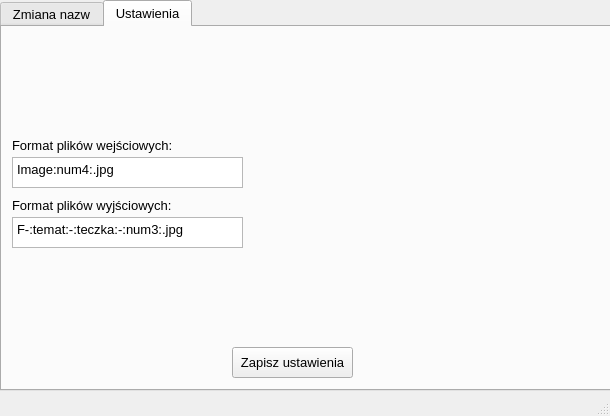
Old version of the form mainwindow.ui in the repository etheral666/QTRename.
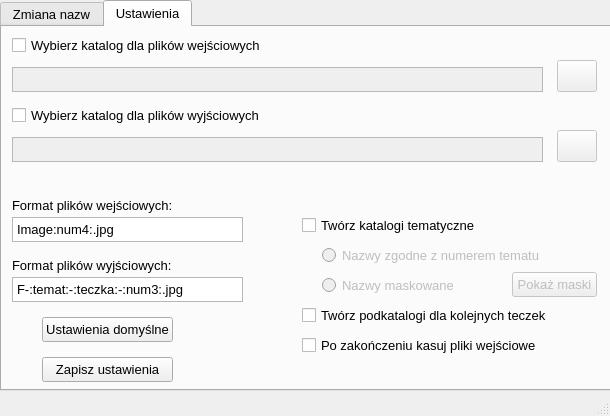
New version of the form. The open tabs and pages were chosen to show the change. Icons and pictures are not drawn.

The edit to the form file:
```diff
--- a/mainwindow.ui
+++ b/mainwindow.ui
@@ -357,7 +357,7 @@
       <property name="geometry">
        <rect>
         <x>10</x>
-        <y>170</y>
+        <y>230</y>
         <width>201</width>
         <height>16</height>
        </rect>
@@ -370,7 +370,7 @@
       <property name="geometry">
        <rect>
         <x>10</x>
-        <y>110</y>
+        <y>170</y>
         <width>201</width>
         <height>16</height>
        </rect>
@@ -383,9 +383,9 @@
       <property name="geometry">
        <rect>
         <x>10</x>
-        <y>190</y>
+        <y>250</y>
         <width>231</width>
-        <height>31</height>
+        <height>25</height>
        </rect>
       </property>
       <property name="verticalScrollBarPolicy">
@@ -397,6 +397,9 @@
       <property name="tabChangesFocus">
        <bool>true</bool>
       </property>
+      <property name="lineWrapMode">
+       <enum>QTextEdit::NoWrap</enum>
+      </property>
       <property name="lineWrapColumnOrWidth">
        <number>0</number>
       </property>
@@ -412,9 +415,9 @@
       <property name="geometry">
        <rect>
         <x>10</x>
-        <y>130</y>
+        <y>190</y>
         <width>231</width>
-        <height>31</height>
+        <height>25</height>
        </rect>
       </property>
       <property name="frameShape">
@@ -438,6 +441,9 @@
       <property name="tabChangesFocus">
        <bool>true</bool>
       </property>
+      <property name="lineWrapMode">
+       <enum>QTextEdit::NoWrap</enum>
+      </property>
       <property name="lineWrapColumnOrWidth">
        <number>0</number>
       </property>
@@ -452,16 +458,253 @@
      <widget class="QPushButton" name="saveSettingsButton">
       <property name="geometry">
        <rect>
-        <x>230</x>
-        <y>320</y>
-        <width>121</width>
-        <height>31</height>
+        <x>40</x>
+        <y>330</y>
+        <width>131</width>
+        <height>25</height>
        </rect>
       </property>
       <property name="text">
        <string>Zapisz ustawienia</string>
       </property>
      </widget>
+     <widget class="QTextBrowser" name="inputDirectoryTextBrowser">
+      <property name="enabled">
+       <bool>false</bool>
+      </property>
+      <property name="geometry">
+       <rect>
+        <x>10</x>
+        <y>40</y>
+        <width>531</width>
+        <height>25</height>
+       </rect>
+      </property>
+      <property name="verticalScrollBarPolicy">
+       <enum>Qt::ScrollBarAlwaysOff</enum>
+      </property>
+      <property name="horizontalScrollBarPolicy">
+       <enum>Qt::ScrollBarAlwaysOff</enum>
+      </property>
+      <property name="tabChangesFocus">
+       <bool>true</bool>
+      </property>
+     </widget>
+     <widget class="QTextBrowser" name="outputDirectoryTextBrowser">
+      <property name="enabled">
+       <bool>false</bool>
+      </property>
+      <property name="geometry">
+       <rect>
+        <x>10</x>
+        <y>110</y>
+        <width>531</width>
+        <height>25</height>
+       </rect>
+      </property>
+      <property name="verticalScrollBarPolicy">
+       <enum>Qt::ScrollBarAlwaysOff</enum>
+      </property>
+      <property name="horizontalScrollBarPolicy">
+       <enum>Qt::ScrollBarAlwaysOff</enum>
+      </property>
+     </widget>
+     <widget class="QCheckBox" name="inputDirCheckBox">
+      <property name="geometry">
+       <rect>
+        <x>10</x>
+        <y>10</y>
+        <width>261</width>
+        <height>17</height>
+       </rect>
+      </property>
+      <property name="toolTip">
+       <string>&lt;html&gt;&lt;head/&gt;&lt;body&gt;&lt;p align=&quot;justify&quot;&gt;&lt;span style=&quot; font-size:10pt;&quot;&gt;Zaznaczenie tej opcji pozwala na wybranie katalogu, w którym zapisywane będą pliki wyjściowe.&lt;/span&gt;&lt;/p&gt;&lt;/body&gt;&lt;/html&gt;</string>
+      </property>
+      <property name="text">
+       <string>Wybierz katalog dla plików wejściowych</string>
+      </property>
+     </widget>
+     <widget class="QCheckBox" name="outputDirCheckBox">
+      <property name="geometry">
+       <rect>
+        <x>10</x>
+        <y>80</y>
+        <width>261</width>
+        <height>17</height>
+       </rect>
+      </property>
+      <property name="toolTip">
+       <string>&lt;html&gt;&lt;head/&gt;&lt;body&gt;&lt;p align=&quot;justify&quot;&gt;&lt;span style=&quot; font-size:10pt;&quot;&gt;Zaznaczenie tej opcji pozwala na wybranie katalogu, w którym znajdują się pliki wejściowe.&lt;/span&gt;&lt;/p&gt;&lt;/body&gt;&lt;/html&gt;</string>
+      </property>
+      <property name="text">
+       <string>Wybierz katalog dla plików wyjściowych</string>
+      </property>
+     </widget>
+     <widget class="QPushButton" name="chooseInputDirButton">
+      <property name="enabled">
+       <bool>false</bool>
+      </property>
+      <property name="geometry">
+       <rect>
+        <x>555</x>
+        <y>33</y>
+        <width>40</width>
+        <height>32</height>
+       </rect>
+      </property>
+      <property name="styleSheet">
+       <string notr="true"/>
+      </property>
+      <property name="text">
+       <string/>
+      </property>
+      <property name="icon">
+       <iconset resource="graphicresources.qrc">
+        <normaloff>:/icons/folder2</normaloff>:/icons/folder2</iconset>
+      </property>
+      <property name="iconSize">
+       <size>
+        <width>35</width>
+        <height>35</height>
+       </size>
+      </property>
+     </widget>
+     <widget class="QPushButton" name="chooseOutputDirButton">
+      <property name="enabled">
+       <bool>false</bool>
+      </property>
+      <property name="geometry">
+       <rect>
+        <x>555</x>
+        <y>103</y>
+        <width>40</width>
+        <height>32</height>
+       </rect>
+      </property>
+      <property name="text">
+       <string/>
+      </property>
+      <property name="icon">
+       <iconset resource="graphicresources.qrc">
+        <normaloff>:/icons/folder2</normaloff>:/icons/folder2</iconset>
+      </property>
+      <property name="iconSize">
+       <size>
+        <width>32</width>
+        <height>32</height>
+       </size>
+      </property>
+     </widget>
+     <widget class="QCheckBox" name="createSubjectCheckBox">
+      <property name="geometry">
+       <rect>
+        <x>300</x>
+        <y>190</y>
+        <width>191</width>
+        <height>17</height>
+       </rect>
+      </property>
+      <property name="toolTip">
+       <string>&lt;html&gt;&lt;head/&gt;&lt;body&gt;&lt;p align=&quot;justify&quot;&gt;&lt;span style=&quot; font-size:10pt;&quot;&gt;Zaznaczenie tej opcji powoduje, że pliki wyjściowe zapisane zostaną do katalogów o nazwie odpowiadającej numerowi tematu.&lt;/span&gt;&lt;/p&gt;&lt;/body&gt;&lt;/html&gt;</string>
+      </property>
+      <property name="text">
+       <string>Twórz katalogi tematyczne</string>
+      </property>
+     </widget>
+     <widget class="QCheckBox" name="createSubfoldersCheckBox">
+      <property name="geometry">
+       <rect>
+        <x>300</x>
+        <y>280</y>
+        <width>251</width>
+        <height>17</height>
+       </rect>
+      </property>
+      <property name="toolTip">
+       <string>&lt;html&gt;&lt;head/&gt;&lt;body&gt;&lt;p align=&quot;justify&quot;&gt;&lt;span style=&quot; font-size:10pt;&quot;&gt;Zaznaczenie tej opcji pozwala na automatyczne umieszczanie kopiowanych plików w katalogach o nazwach odpowiadających nadanym numerom teczkek.&lt;/span&gt;&lt;/p&gt;&lt;/body&gt;&lt;/html&gt;</string>
+      </property>
+      <property name="text">
+       <string>Twórz podkatalogi dla kolejnych teczek</string>
+      </property>
+     </widget>
+     <widget class="QCheckBox" name="deleteInputFilesCheckBox">
+      <property name="geometry">
+       <rect>
+        <x>300</x>
+        <y>310</y>
+        <width>241</width>
+        <height>17</height>
+       </rect>
+      </property>
+      <property name="toolTip">
+       <string>&lt;html&gt;&lt;head/&gt;&lt;body&gt;&lt;p align=&quot;justify&quot;&gt;&lt;span style=&quot; font-size:10pt;&quot;&gt;Zaznacz tę opcję, jeśli chcesz skasować pliki wejściowe po skopiowaniu.&lt;/span&gt;&lt;/p&gt;&lt;/body&gt;&lt;/html&gt;</string>
+      </property>
+      <property name="text">
+       <string>Po zakończeniu kasuj pliki wejściowe</string>
+      </property>
+     </widget>
+     <widget class="QPushButton" name="defaultSettingsButton">
+      <property name="geometry">
+       <rect>
+        <x>40</x>
+        <y>290</y>
+        <width>131</width>
+        <height>25</height>
+       </rect>
+      </property>
+      <property name="text">
+       <string>Ustawienia domyślne</string>
+      </property>
+     </widget>
+     <widget class="QRadioButton" name="maskedDirRadioButton">
+      <property name="enabled">
+       <bool>false</bool>
+      </property>
+      <property name="geometry">
+       <rect>
+        <x>320</x>
+        <y>250</y>
+        <width>131</width>
+        <height>17</height>
+       </rect>
+      </property>
+      <property name="text">
+       <string>Nazwy maskowane</string>
+      </property>
+     </widget>
+     <widget class="QRadioButton" name="regularDirRadioButton">
+      <property name="enabled">
+       <bool>false</bool>
+      </property>
+      <property name="geometry">
+       <rect>
+        <x>320</x>
+        <y>220</y>
+        <width>231</width>
+        <height>17</height>
+       </rect>
+      </property>
+      <property name="text">
+       <string>Nazwy zgodne z numerem tematu</string>
+      </property>
+     </widget>
+     <widget class="QPushButton" name="showMasksButton">
+      <property name="enabled">
+       <bool>false</bool>
+      </property>
+      <property name="geometry">
+       <rect>
+        <x>510</x>
+        <y>245</y>
+        <width>85</width>
+        <height>25</height>
+       </rect>
+      </property>
+      <property name="text">
+       <string>Pokaż maski</string>
+      </property>
+     </widget>
     </widget>
    </widget>
   </widget>
```
Left out of the diff: 97 changed lines with no effect on the pictures.
